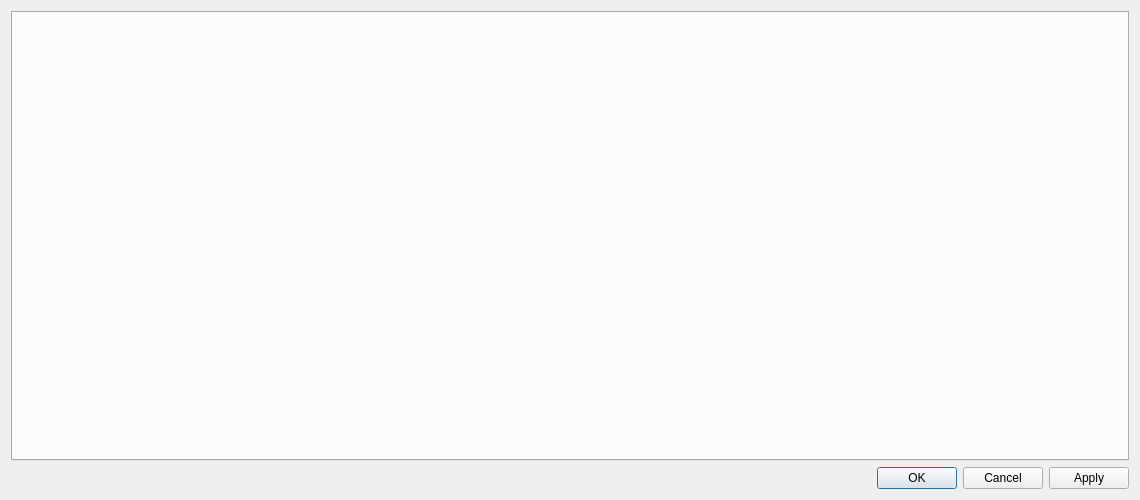
Before: the Qt Designer form dsvedit/item_editor.ui in LagoLunatic/DSVEdit, drawn with Qt 5.
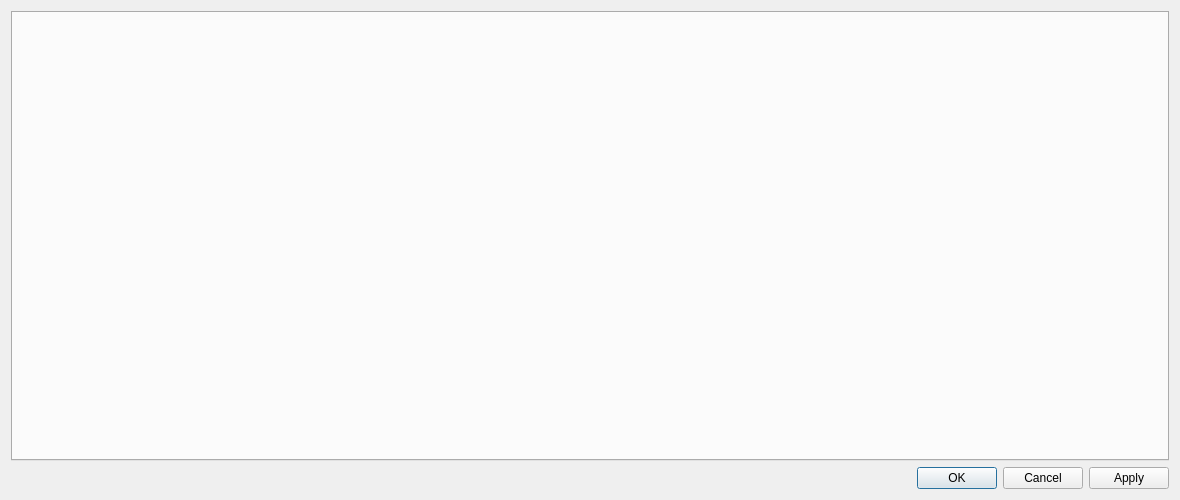
After: the same form once the commit is applied.

Commit message: Actually increased item editor width

```diff
--- a/dsvedit/item_editor.ui
+++ b/dsvedit/item_editor.ui
@@ -6,7 +6,7 @@
    <rect>
     <x>0</x>
     <y>0</y>
-    <width>1140</width>
+    <width>1180</width>
     <height>500</height>
    </rect>
   </property>
```
The commit also changes 1 other file.
